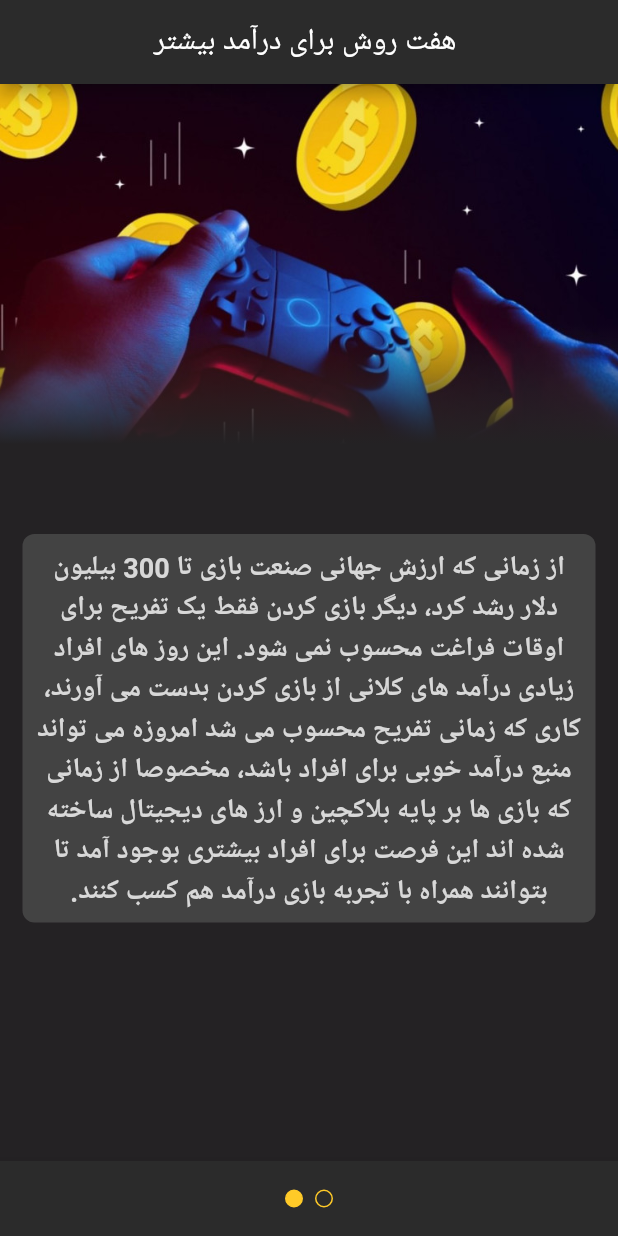
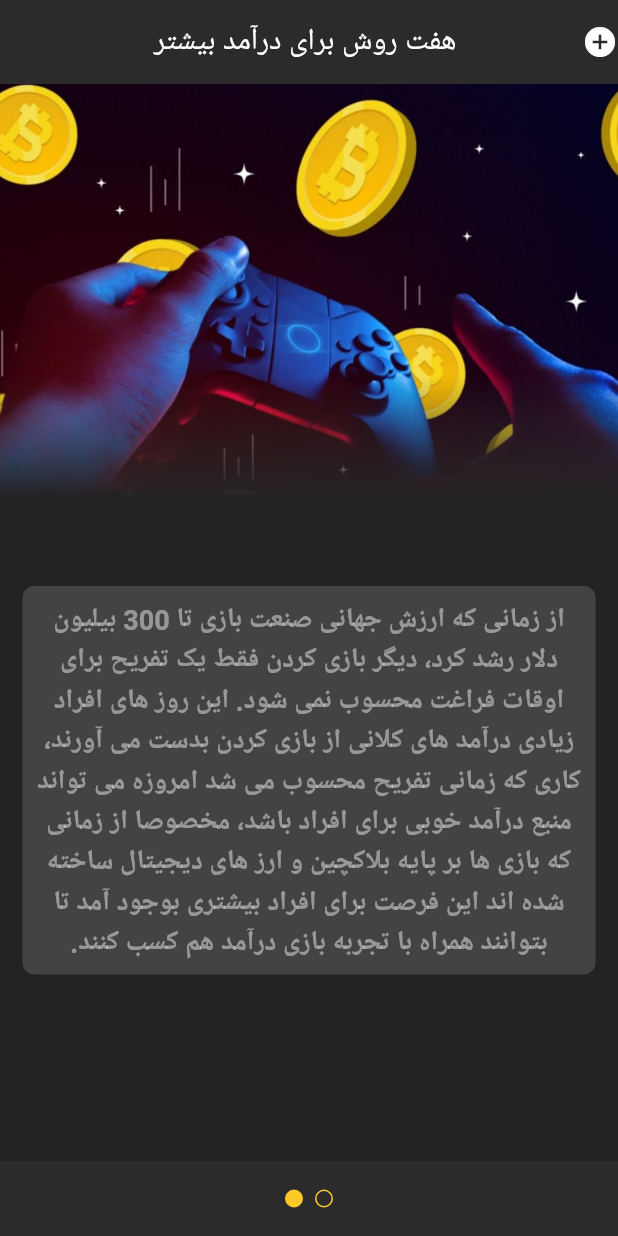
Before and after one commit to Manticodes/pageView_practice, a Flutter app: the screen it shows after launch, on a phone screen of 412 x 824 dp. Run offline on Flutter 3.47's test engine with Material 2 defaults, Android fonts, the phone set to English and light mode, and no system bars.

Commit message:
change settings in our house

```diff
--- a/lib/main.dart
+++ b/lib/main.dart
@@ -84,6 +84,8 @@ class _ArticlePageState extends State<ArticlePage>
       appBar: AppBar(
         title: Text('هفت روش برای درآمد بیشتر '),
         centerTitle: true,
+        elevation: 0,
+        actions: [Icon(Icons.add_circle)],
         backgroundColor: Color.fromARGB(255, 43, 43, 43),
       ),
       body: Column(
--- a/lib/slidepage.dart
+++ b/lib/slidepage.dart
@@ -16,6 +16,7 @@ class SlidePageWidget extends StatelessWidget {
 
   @override
   Widget build(BuildContext context) {
+    double _width = MediaQuery.of(context).size.width;
     return Scaffold(
         backgroundColor: Color.fromARGB(255, 36, 34, 36),
         body: SingleChildScrollView(
@@ -26,8 +27,8 @@ class SlidePageWidget extends StatelessWidget {
                       alignment: Alignment.bottomCenter,
                       children: [
                         Container(
-                          width: MediaQuery.of(context).size.width,
-                          height: 240,
+                          width: _width,
+                          height: _width / 1.5,
                           decoration: BoxDecoration(
                               image: DecorationImage(
                                   image: AssetImage(image.toString()),
@@ -62,7 +63,7 @@ class SlidePageWidget extends StatelessWidget {
                     padding: const EdgeInsets.all(8.0),
                     child: Text(describtion,
                         style: TextStyle(
-                            color: Color.fromARGB(255, 216, 216, 216),
+                            color: Colors.white.withOpacity(.45),
                             fontSize: 18,
                             fontWeight: FontWeight.bold,
                             height: 1.5),
@@ -77,13 +78,21 @@ class SlidePageWidget extends StatelessWidget {
               starnote != null
                   ? Padding(
                       padding: const EdgeInsets.all(15.0),
+                      child: Row(
+                        children: [
+                          Icon(
+                            Icons.abc,
+                            color: Colors.amberAccent,
+                          ),
+                          Flexible(
                             child: Container(
                               child: Padding(
                                 padding: const EdgeInsets.all(8.0),
                                 child: Text(starnote.toString(),
                                     softWrap: true,
                                     style: TextStyle(
-                                  color: Color.fromARGB(255, 216, 216, 216),
+                                        color:
+                                            Color.fromARGB(255, 216, 216, 216),
                                         fontSize: 18,
                                         fontWeight: FontWeight.bold,
                                         height: 1.5),
@@ -94,6 +103,9 @@ class SlidePageWidget extends StatelessWidget {
                                   color: Color.fromARGB(185, 243, 198, 65),
                                   borderRadius: BorderRadius.circular(8)),
                             ),
+                          ),
+                        ],
+                      ),
                     )
                   : SizedBox()
             ],
```
Also changed, not shown: pubspec.lock, 1 other file. Lines whose indentation alone changed are shown as unchanged.
